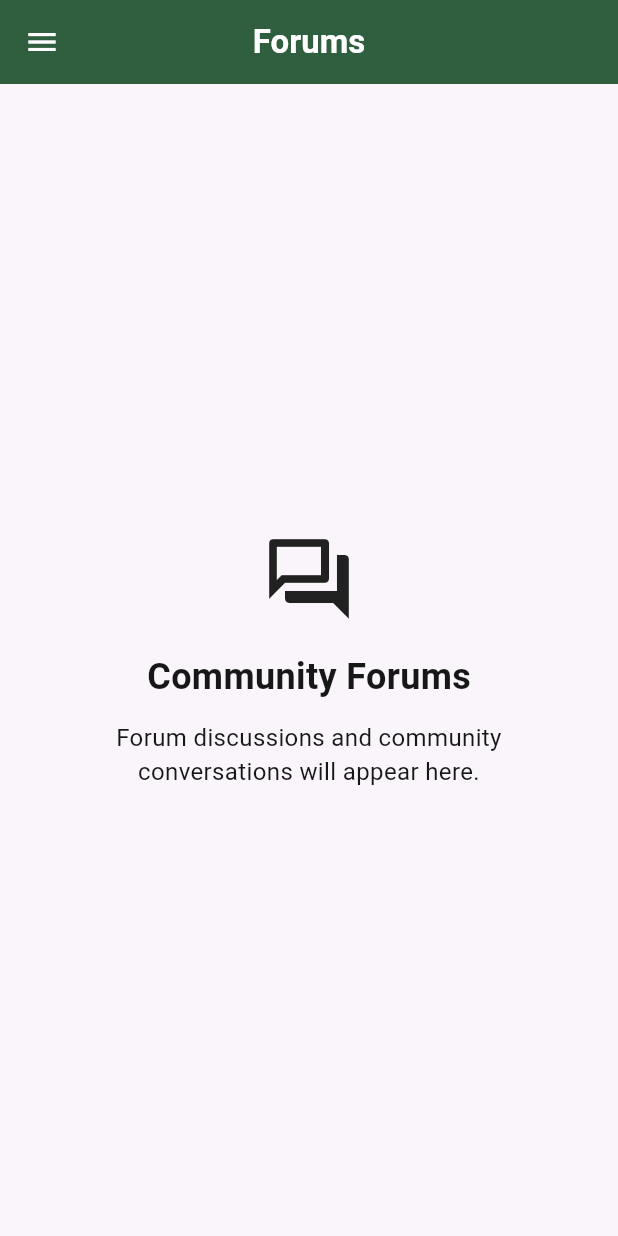
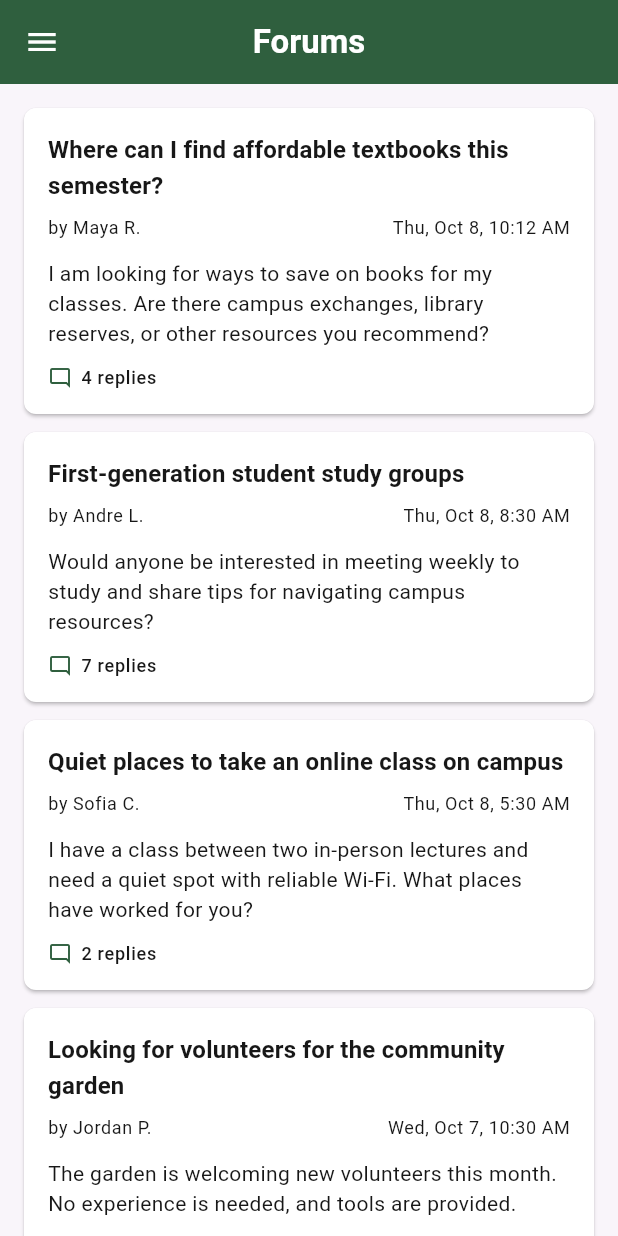
Before and after one commit to Julio-Escobar/CSUS-Belonging-Maps, a Flutter app: the ForumsScreen widget shown alone on an empty page, opened directly, on a phone screen of 412 x 824 dp. Run offline on Flutter 3.47's test engine with Material 3 defaults, Android fonts, the phone set to English and light mode, and no system bars; our stand-ins replace flutter_dotenv, font_awesome_flutter, geolocator, shared_preferences; missing offline and left inert: arcgis_maps; accounts and stored records are empty; project files that could hold a hidden picture were left out.

Commit message:
feature/P1-204 Implement forums view within forum screen. Add post service for later backend development, sample data to display forum UI.

```diff
--- /dev/null
+++ b/mobile/belonging_maps_app/lib/models/forum_post.dart
@@ -0,0 +1,15 @@
+class ForumPost {
+  const ForumPost({
+    required this.title,
+    required this.author,
+    required this.postedAt,
+    required this.bodyPreview,
+    this.replyCount = 0,
+  });
+
+  final String title;
+  final String author;
+  final DateTime postedAt;
+  final String bodyPreview;
+  final int replyCount;
+}
--- a/mobile/belonging_maps_app/lib/screens/forums_screen.dart
+++ b/mobile/belonging_maps_app/lib/screens/forums_screen.dart
@@ -1,39 +1,126 @@
 import 'package:flutter/material.dart';
 
+import '../models/forum_post.dart';
+import '../services/forum_post_service.dart';
 import '../widgets/hamburger_menu.dart';
 
-/// Navigation destination for the Forums menu item.
 class ForumsScreen extends StatelessWidget {
-  const ForumsScreen({super.key});
+  ForumsScreen({super.key, List<ForumPost>? posts})
+    : posts = posts ?? ForumPostService.samplePosts();
+
+  final List<ForumPost> posts;
 
   @override
   Widget build(BuildContext context) {
-    return const HamburgerMenu(
+    final newestFirst = List<ForumPost>.of(posts)
+      ..sort((first, second) => second.postedAt.compareTo(first.postedAt));
+
+    return HamburgerMenu(
       title: 'Forums',
-      body: Scaffold(
-        body: Center(
-          child: Padding(
-            padding: EdgeInsets.all(24),
-            child: Column(
-              mainAxisAlignment: MainAxisAlignment.center,
+      body: newestFirst.isEmpty
+          ? const _EmptyForumsState()
+          : ListView.separated(
+              padding: const EdgeInsets.fromLTRB(16, 16, 16, 24),
+              itemCount: newestFirst.length,
+              separatorBuilder: (_, _) => const SizedBox(height: 12),
+              itemBuilder: (context, index) => _ForumPostTile(
+                post: newestFirst[index],
+              ),
+            ),
+    );
+  }
+}
+
+class _ForumPostTile extends StatelessWidget {
+  const _ForumPostTile({required this.post});
+
+  final ForumPost post;
+
+  @override
+  Widget build(BuildContext context) {
+    final colors = Theme.of(context).colorScheme;
+    final postedAt = post.postedAt.toLocal();
+    final localizations = MaterialLocalizations.of(context);
+    final postedDate = localizations.formatMediumDate(postedAt);
+    final postedTime = localizations.formatTimeOfDay(
+      TimeOfDay.fromDateTime(postedAt),
+    );
+
+    return Card(
+      margin: EdgeInsets.zero,
+      color: colors.surfaceContainerLow,
+      shape: RoundedRectangleBorder(borderRadius: BorderRadius.circular(8)),
+      child: Padding(
+        padding: const EdgeInsets.all(16),
+        child: Column(
+          crossAxisAlignment: CrossAxisAlignment.start,
+          children: [
+            Text(
+              post.title,
+              maxLines: 2,
+              overflow: TextOverflow.ellipsis,
+              style: Theme.of(context).textTheme.titleMedium?.copyWith(
+                fontWeight: FontWeight.w700,
+              ),
+            ),
+            const SizedBox(height: 8),
+            Row(
               children: [
-                Icon(Icons.forum_outlined, size: 64),
-                SizedBox(height: 16),
+                Expanded(
+                  child: Text(
+                    'by ${post.author}',
+                    maxLines: 1,
+                    overflow: TextOverflow.ellipsis,
+                    style: Theme.of(context).textTheme.bodySmall,
+                  ),
+                ),
+                const SizedBox(width: 12),
                 Text(
-                  'Community Forums',
-                  style: TextStyle(fontSize: 24, fontWeight: FontWeight.bold),
-                ),
-                SizedBox(height: 12),
-                Text(
-                  'Forum discussions and community conversations will appear here.',
-                  textAlign: TextAlign.center,
-                  style: TextStyle(fontSize: 16),
+                  '$postedDate, $postedTime',
+                  maxLines: 1,
+                  style: Theme.of(context).textTheme.bodySmall,
                 ),
               ],
             ),
-          ),
+            const SizedBox(height: 12),
+            Text(
+              post.bodyPreview,
+              maxLines: 3,
+              overflow: TextOverflow.ellipsis,
+              style: Theme.of(context).textTheme.bodyMedium,
+            ),
+            const SizedBox(height: 12),
+            Row(
+              children: [
+                Icon(
+                  Icons.mode_comment_outlined,
+                  size: 16,
+                  color: colors.primary,
+                ),
+                const SizedBox(width: 6),
+                Text(
+                  '${post.replyCount} ${post.replyCount == 1 ? 'reply' : 'replies'}',
+                  style: Theme.of(context).textTheme.labelMedium,
+                ),
+              ],
+            ),
+          ],
         ),
       ),
     );
   }
 }
+
+class _EmptyForumsState extends StatelessWidget {
+  const _EmptyForumsState();
+
+  @override
+  Widget build(BuildContext context) {
+    return const Center(
+      child: Padding(
+        padding: EdgeInsets.all(24),
+        child: Text('No posts yet'),
+      ),
+    );
+  }
+}
--- /dev/null
+++ b/mobile/belonging_maps_app/lib/services/forum_post_service.dart
@@ -0,0 +1,57 @@
+import '../models/forum_post.dart';
+
+class ForumPostService {
+  static List<ForumPost> samplePosts() {
+    final now = DateTime.now();
+    return [
+      ForumPost(
+        title: 'Where can I find affordable textbooks this semester?',
+        author: 'Maya R.',
+        postedAt: now.subtract(const Duration(minutes: 18)),
+        bodyPreview:
+            'I am looking for ways to save on books for my classes. Are there campus exchanges, library reserves, or other resources you recommend?',
+        replyCount: 4,
+      ),
+      ForumPost(
+        title: 'First-generation student study groups',
+        author: 'Andre L.',
+        postedAt: now.subtract(const Duration(hours: 2)),
+        bodyPreview:
+            'Would anyone be interested in meeting weekly to study and share tips for navigating campus resources?',
+        replyCount: 7,
+      ),
+      ForumPost(
+        title: 'Quiet places to take an online class on campus',
+        author: 'Sofia C.',
+        postedAt: now.subtract(const Duration(hours: 5)),
+        bodyPreview:
+            'I have a class between two in-person lectures and need a quiet spot with reliable Wi-Fi. What places have worked for you?',
+        replyCount: 2,
+      ),
+      ForumPost(
+        title: 'Looking for volunteers for the community garden',
+        author: 'Jordan P.',
+        postedAt: now.subtract(const Duration(days: 1)),
+        bodyPreview:
+            'The garden is welcoming new volunteers this month. No experience is needed, and tools are provided.',
+        replyCount: 3,
+      ),
+      ForumPost(
+        title: 'Favorite low-cost lunch spots near campus',
+        author: 'Elena M.',
+        postedAt: now.subtract(const Duration(days: 2)),
+        bodyPreview:
+            'Share your go-to lunch spots that are easy to reach between classes and friendly to a student budget.',
+        replyCount: 11,
+      ),
+      ForumPost(
+        title: 'Tips for getting around Sacramento by bus',
+        author: 'Chris D.',
+        postedAt: now.subtract(const Duration(days: 4)),
+        bodyPreview:
+            'I am new to the area and would appreciate advice on planning trips, finding routes, and using student transit options.',
+        replyCount: 5,
+      ),
+    ];
+  }
+}
--- a/mobile/belonging_maps_app/lib/widgets/hamburger_menu.dart
+++ b/mobile/belonging_maps_app/lib/widgets/hamburger_menu.dart
@@ -222,7 +222,7 @@ class _HamburgerMenuState extends State<HamburgerMenu> {
                           Navigator.push(
                             context,
                             MaterialPageRoute(
-                              builder: (_) => const ForumsScreen(),
+                              builder: (_) => ForumsScreen(),
                             ),
                           );
                           _closeDrawer();
```
Also changed, not shown: 1 other file.
